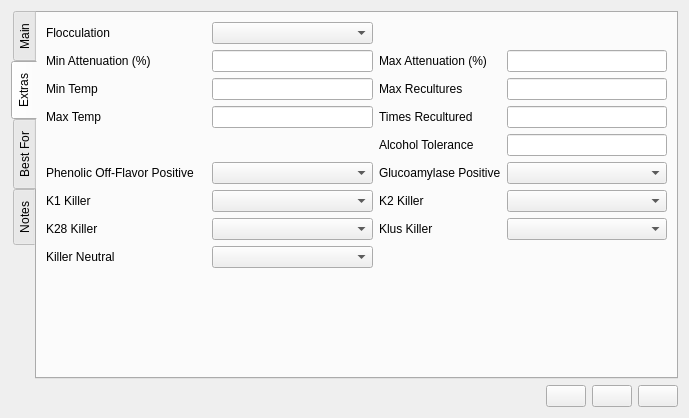
Above: ui/yeastEditor.ui from Brewtarget/brewtarget before the change. Below: the same form after it.
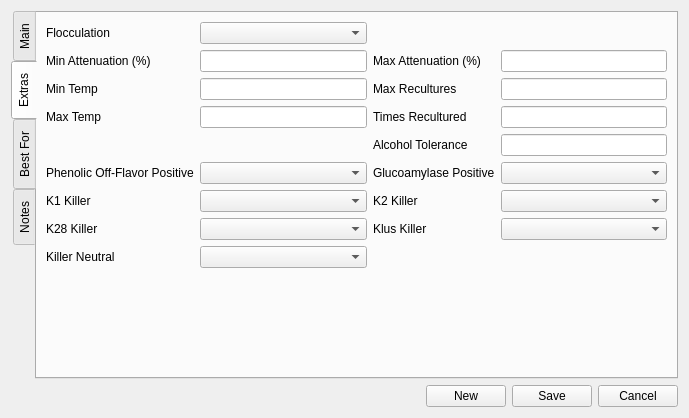
That is the form after the change. The open tabs and pages were chosen to show the change. Icons and pictures are not drawn. Custom widgets are drawn as their Qt base class.

The edit to the form file:
```diff
--- a/ui/yeastEditor.ui
+++ b/ui/yeastEditor.ui
@@ -232,12 +232,6 @@
       <layout class="QGridLayout" name="gridLayout_2">
        <item row="0" column="0">
         <widget class="QLabel" name="label_flocculation">
-         <property name="sizePolicy">
-          <sizepolicy hsizetype="Expanding" vsizetype="Preferred">
-           <horstretch>0</horstretch>
-           <verstretch>0</verstretch>
-          </sizepolicy>
-         </property>
          <property name="text">
           <string>Flocculation</string>
          </property>
@@ -299,12 +293,6 @@
        </item>
        <item row="2" column="1">
         <widget class="SmartLineEdit" name="lineEdit_minTemperature">
-         <property name="sizePolicy">
-          <sizepolicy hsizetype="Expanding" vsizetype="Fixed">
-           <horstretch>0</horstretch>
-           <verstretch>0</verstretch>
-          </sizepolicy>
-         </property>
          <property name="toolTip">
           <string>Min temp</string>
          </property>
@@ -322,12 +310,6 @@
        </item>
        <item row="2" column="3">
         <widget class="SmartLineEdit" name="lineEdit_maxReuse">
-         <property name="sizePolicy">
-          <sizepolicy hsizetype="Expanding" vsizetype="Fixed">
-           <horstretch>0</horstretch>
-           <verstretch>0</verstretch>
-          </sizepolicy>
-         </property>
          <property name="toolTip">
           <string>Max recultures</string>
          </property>
@@ -348,12 +330,6 @@
        </item>
        <item row="3" column="1">
         <widget class="SmartLineEdit" name="lineEdit_maxTemperature">
-         <property name="sizePolicy">
-          <sizepolicy hsizetype="Expanding" vsizetype="Fixed">
-           <horstretch>0</horstretch>
-           <verstretch>0</verstretch>
-          </sizepolicy>
-         </property>
          <property name="toolTip">
           <string>Max temp</string>
          </property>
@@ -371,12 +347,6 @@
        </item>
        <item row="3" column="3">
         <widget class="SmartLineEdit" name="lineEdit_timesCultured">
-         <property name="sizePolicy">
-          <sizepolicy hsizetype="Expanding" vsizetype="Fixed">
-           <horstretch>0</horstretch>
-           <verstretch>0</verstretch>
-          </sizepolicy>
-         </property>
          <property name="toolTip">
           <string>Times this yeast has been recultured</string>
          </property>
@@ -555,7 +525,7 @@
         <string>New yeast</string>
        </property>
        <property name="text">
-        <string/>
+        <string>New</string>
        </property>
        <property name="icon">
         <iconset resource="../resources.qrc">
@@ -569,7 +539,7 @@
         <string>Save and close</string>
        </property>
        <property name="text">
-        <string/>
+        <string>Save</string>
        </property>
        <property name="icon">
         <iconset resource="../resources.qrc">
@@ -583,7 +553,7 @@
         <string>Discard and close</string>
        </property>
        <property name="text">
-        <string/>
+        <string>Cancel</string>
        </property>
        <property name="icon">
         <iconset resource="../resources.qrc">
```
Left out of the diff: 20 changed lines with no effect on the pictures.
